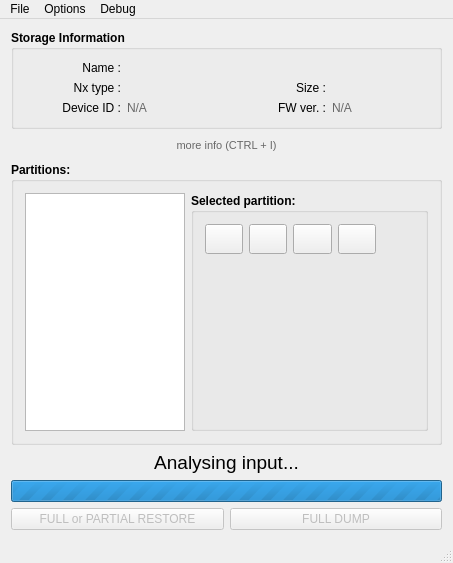
Old version of the form NxNandManager/gui/mainwindow.ui in the repository eliboa/NxNandManager.
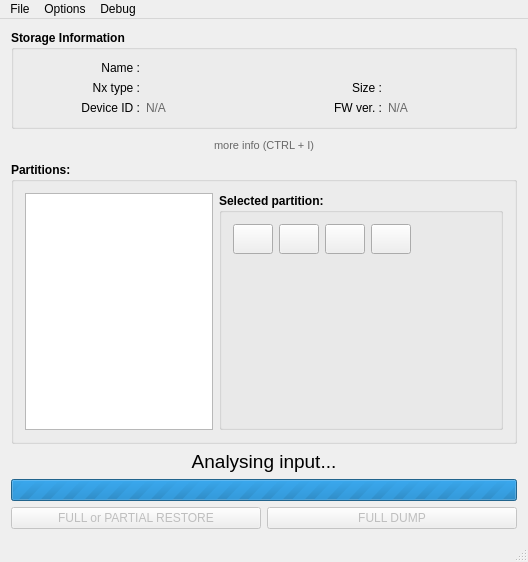
New version of the form. Icons and pictures are not drawn.

```diff
--- a/NxNandManager/gui/mainwindow.ui
+++ b/NxNandManager/gui/mainwindow.ui
@@ -6,8 +6,8 @@
    <rect>
     <x>0</x>
     <y>0</y>
-    <width>453</width>
-    <height>563</height>
+    <width>528</width>
+    <height>562</height>
    </rect>
   </property>
   <property name="sizePolicy">
@@ -786,6 +786,9 @@
          <layout class="QVBoxLayout" name="verticalLayout_2">
           <item>
            <layout class="QHBoxLayout" name="horizontalLayout_2">
+            <property name="sizeConstraint">
+             <enum>QLayout::SetMinimumSize</enum>
+            </property>
             <item>
              <widget class="QPushButton" name="partQDumpBtn">
               <property name="sizePolicy">
@@ -1094,8 +1097,8 @@
     <rect>
      <x>0</x>
      <y>0</y>
-     <width>453</width>
-     <height>20</height>
+     <width>528</width>
+     <height>21</height>
     </rect>
    </property>
    <widget class="QMenu" name="menuFile">
```
Left out of the diff: 2 changed lines with no effect on the pictures.
